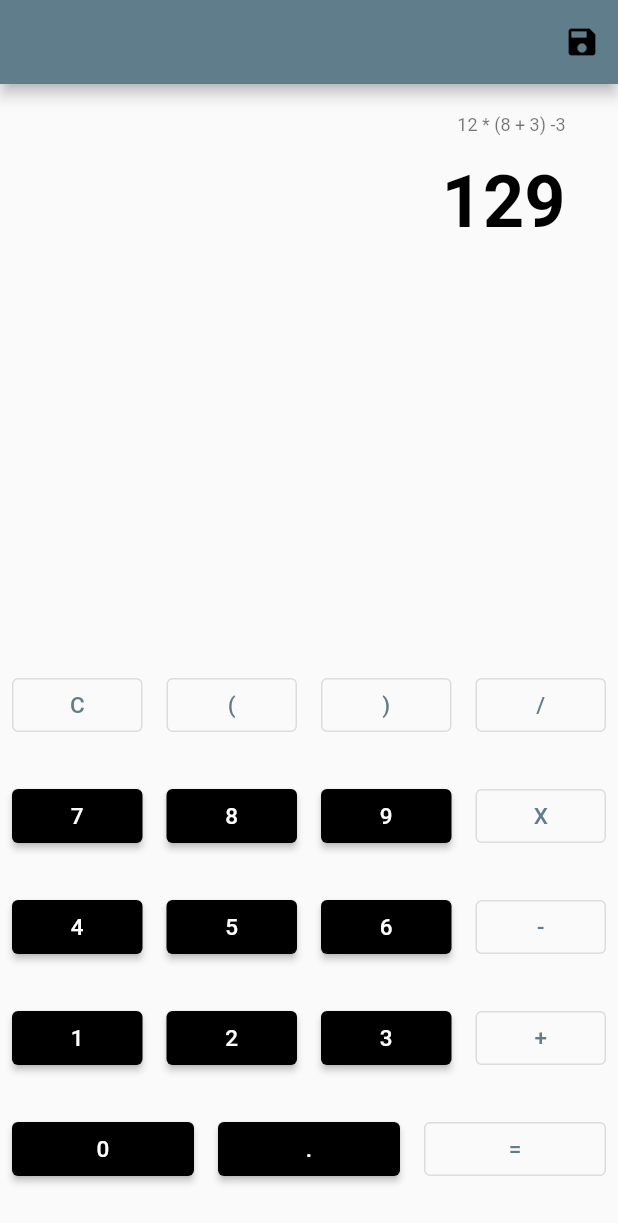
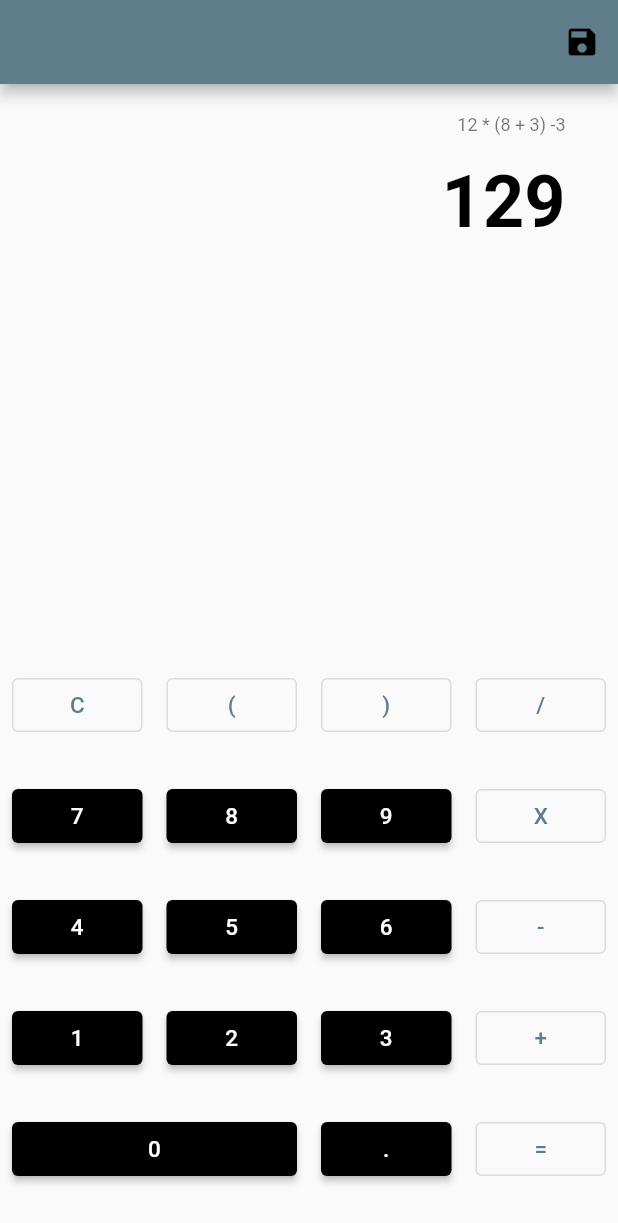
Before and after one commit to swan-benoit/flutter-calculate, a Flutter app: the screen it shows after launch, on a phone screen of 412 x 824 dp. Shown: the top 1223 px of the screen. Run offline on Flutter 3.47's test engine with Material 2 defaults, Android fonts, the light colour scheme and no system bars.

Commit message:
Add grow capability to keyboard

```diff
--- a/lib/calculator/widgets/keyboard-button.dart
+++ b/lib/calculator/widgets/keyboard-button.dart
@@ -4,7 +4,12 @@ import 'package:flutter/widgets.dart';
 class KeyboardButton extends StatefulWidget {
   bool isOutline;
   String content = '';
-  KeyboardButton({Key? key, this.isOutline = false, required this.content})
+  bool grow;
+  KeyboardButton(
+      {Key? key,
+      this.isOutline = false,
+      required this.content,
+      this.grow = false})
       : super(key: key);
 
   @override
@@ -15,7 +20,7 @@ class _KeyboardButtonState extends State<KeyboardButton> {
   @override
   Widget build(BuildContext context) {
     return Expanded(
-      flex: 1,
+      flex: widget.grow ? 2 : 1,
       child: Padding(
         padding: const EdgeInsets.all(8.0),
         child: widget.isOutline
--- a/lib/calculator/widgets/keyboard.dart
+++ b/lib/calculator/widgets/keyboard.dart
@@ -46,7 +46,10 @@ class Keyboard extends StatelessWidget {
         ),
         KeyboardRow(
           children: [
-            KeyboardButton(content: '0'),
+            KeyboardButton(
+              content: '0',
+              grow: true,
+            ),
             KeyboardButton(content: '.'),
             KeyboardButton(content: '=', isOutline: true)
           ],
```
